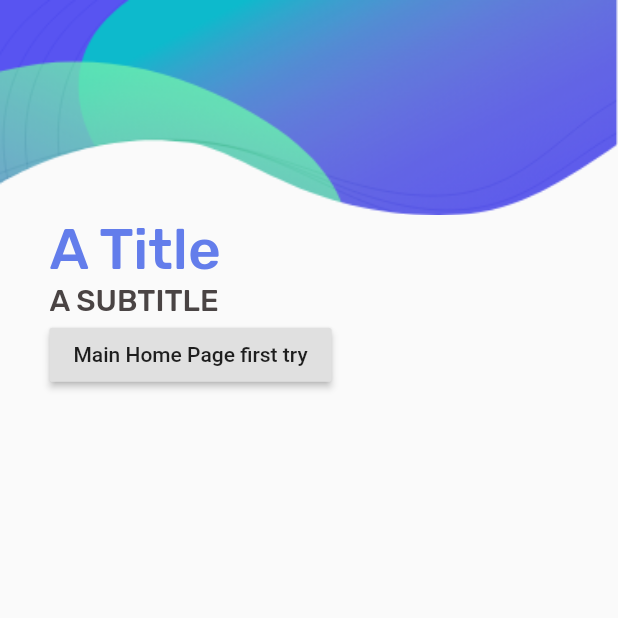
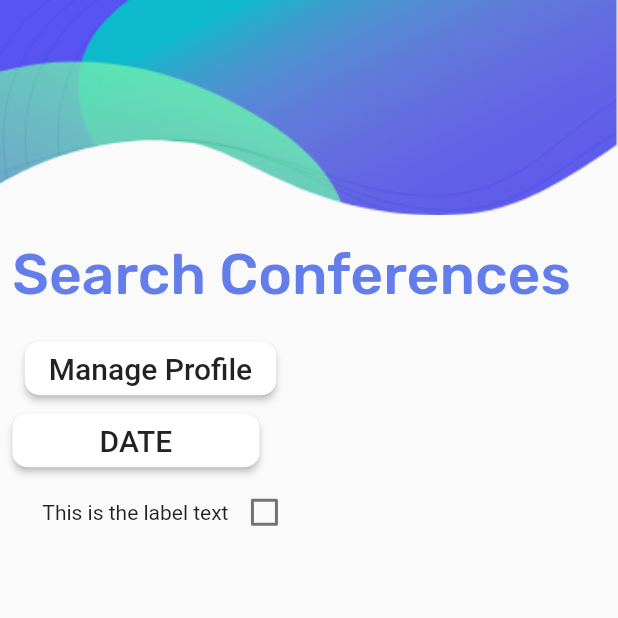
Before and after one commit to FEUP-ESOF-2020-21/open-cx-t2g3-them-d, a Flutter app: the screen it shows after launch, on a phone screen of 412 x 824 dp, the top half of it. Run offline on Flutter 3.47's test engine with Material 2 defaults, Android fonts, the phone set to English and light mode, and no system bars; our stand-ins replace google_fonts.

Commit message:
Conference Suggestions Screen not complete #4

```diff
--- a/smartcon_app/lib/homePage.dart
+++ b/smartcon_app/lib/homePage.dart
@@ -1,4 +1,5 @@
 import 'package:flutter/material.dart';
+import 'package:smartcon_app/searchConferences.dart';
 
 class MyMainHomePage extends StatefulWidget {
   MyMainHomePage({Key key, this.title}) : super(key: key);
@@ -69,7 +70,7 @@ class _MyMainHomePageState extends State<MyMainHomePage> {
           onPressed: () {
             Navigator.push(
               context,
-              MaterialPageRoute(builder: (context) => MyMainHomePage()),
+              MaterialPageRoute(builder: (context) => SearchConferences()),
             );
           },
           child: Text(
--- a/smartcon_app/lib/main.dart
+++ b/smartcon_app/lib/main.dart
@@ -2,6 +2,7 @@ import 'package:flutter/material.dart';
 import 'package:google_fonts/google_fonts.dart';
 
 import 'homePage.dart';
+import 'searchConferences.dart';
 
 void main() {
   runApp(MyApp());
@@ -52,7 +53,7 @@ class MyApp extends StatelessWidget {
           ),
         ),
       ),
-      home: MyHomePage(title: 'SmartCon Homepage'),
+      home: SearchConferences(title: 'SmartCon Homepage'),
     );
   }
 }
--- /dev/null
+++ b/smartcon_app/lib/searchConferences.dart
@@ -0,0 +1,160 @@
+import 'package:flutter/material.dart';
+
+import 'main.dart';
+
+class SearchConferences extends StatefulWidget {
+  SearchConferences({Key key, this.title}) : super(key: key);
+  final String title;
+
+  @override
+  _SearchConferences createState() => _SearchConferences();
+}
+
+class LabeledCheckbox extends StatelessWidget {
+  const LabeledCheckbox({
+    this.label,
+    this.padding,
+    this.value,
+    this.onChanged,
+  });
+
+  final String label;
+  final EdgeInsets padding;
+  final bool value;
+  final Function onChanged;
+
+  @override
+  Widget build(BuildContext context) {
+    return InkWell(
+      onTap: () {
+        onChanged(!value);
+      },
+      child: Padding(
+        padding: padding,
+        child: Row(
+          children: <Widget>[
+            Expanded(child: Text(label)),
+            Checkbox(
+              value: value,
+              onChanged: (bool newValue) {
+                onChanged(newValue);
+              },
+            ),
+          ],
+        ),
+      ),
+    );
+  }
+}
+
+class _SearchConferences extends State<SearchConferences> {
+  DateTime _dateTime;
+  bool _isSelected = false;
+
+  @override
+  Widget build(BuildContext context) {
+    return Scaffold(
+        body: Center(
+      // Center is a layout widget. It takes a single child and positions it
+      // in the middle of the parent.
+      child: Column(
+        children: <Widget>[
+          // HEADER IMAGE (100%)
+          Row(children: <Widget>[
+            Container(
+              width: MediaQuery.of(context).size.width,
+              child: Image.asset('images/pageHeader.png', fit: BoxFit.fill),
+            ),
+          ]),
+          // CONTENT ROW
+          Row(children: <Widget>[
+            // MARGINS
+            Padding(
+              padding: EdgeInsets.only(
+                top: MediaQuery.of(context).size.width * 0.04,
+                left: MediaQuery.of(context).size.width * 0.02,
+              ),
+              child: Column(
+                crossAxisAlignment: CrossAxisAlignment.start,
+                children: <Widget>[
+                  Container(
+                    child: Text(
+                      "Search Conferences",
+                      style: Theme.of(context).textTheme.headline2,
+                    ),
+                    alignment: Alignment.topLeft,
+                  ),
+                  Padding(
+                    padding: EdgeInsets.only(
+                      top: MediaQuery.of(context).size.width * 0.04,
+                      left: MediaQuery.of(context).size.width * 0.02,
+                    ),
+                    child: ButtonTheme(
+                      minWidth: MediaQuery.of(context).size.width * 0.4,
+                      child: RaisedButton(
+                        color: Color(0xFFFFFFFF),
+                        shape: RoundedRectangleBorder(
+                            borderRadius: BorderRadius.circular(10.0)),
+                        highlightElevation: 40.0,
+                        onPressed: () {
+                          Navigator.push(
+                            context,
+                            MaterialPageRoute(
+                                builder: (context) => MyHomePage()),
+                          );
+                        },
+                        child: Text(
+                          "Manage Profile",
+                          style: Theme.of(context).textTheme.headline6,
+                        ),
+                      ),
+                    ),
+                  ),
+                  /* Text(_dateTime == null
+                          ? 'Must Pick a date'
+                          : _dateTime.toString()),*/
+                  ButtonTheme(
+                      minWidth: MediaQuery.of(context).size.width * 0.4,
+                      child: RaisedButton(
+                        child: Text(
+                          "DATE",
+                          style: Theme.of(context).textTheme.headline6,
+                          textAlign: TextAlign.center,
+                        ),
+                        color: Color(0xFFFFFFFF),
+                        shape: RoundedRectangleBorder(
+                            borderRadius: BorderRadius.circular(10.0)),
+                        highlightElevation: 40.0,
+                        onPressed: () {
+                          showDatePicker(
+                                  context: context,
+                                  initialDate: _dateTime == null
+                                      ? DateTime.now()
+                                      : _dateTime,
+                                  firstDate: DateTime(2001),
+                                  lastDate: DateTime(2021))
+                              .then((date) {
+                            setState(() {
+                              _dateTime = date;
+                            });
+                          });
+                        },
+                      )),
+                  LabeledCheckbox(
+                      label: 'This is the label text',
+                      padding: const EdgeInsets.symmetric(horizontal: 20.0),
+                      value: _isSelected,
+                      onChanged: (bool newValue) {
+                        setState(() {
+                          _isSelected = newValue;
+                        });
+                      }),
+                ],
+              ),
+            ),
+          ])
+        ],
+      ),
+    ));
+  }
+}
```
